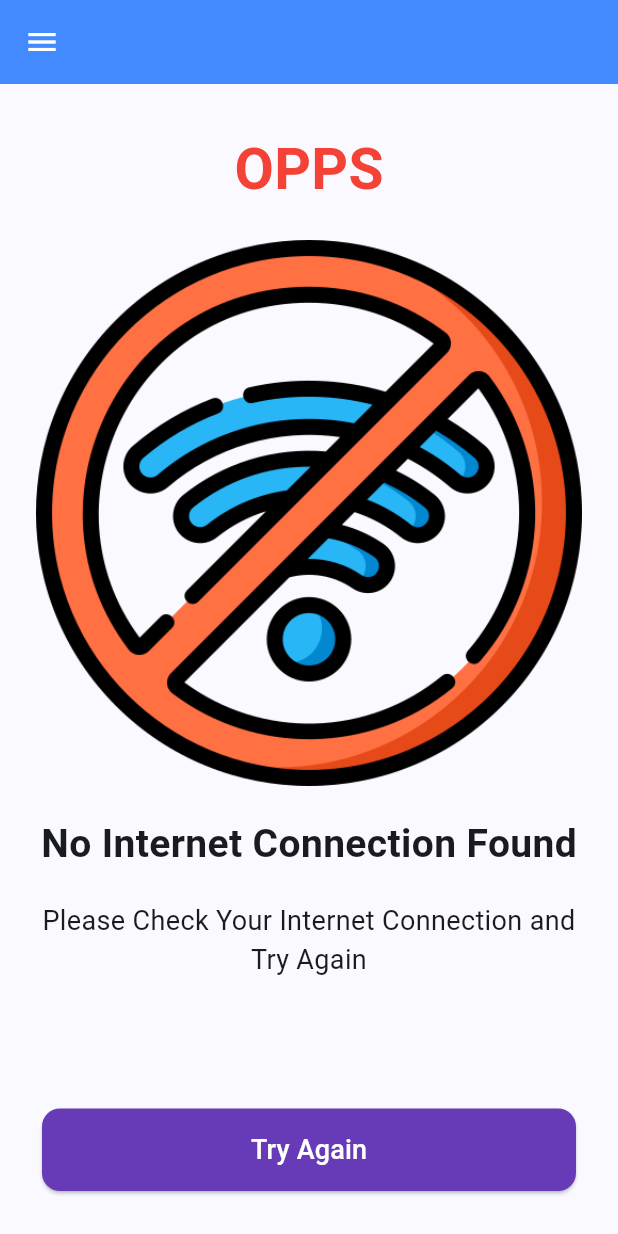
After one commit to Aditya6371/alldemo, a Flutter app: the NoInternet screen opened directly, on a phone screen of 412 x 824 dp. The commit adds this screen. Run offline on Flutter 3.47's test engine with Material 3 defaults, Android fonts, the phone set to English and light mode, and no system bars; our stand-ins replace geolocator, shared_preferences; accounts and stored records are empty.

Commit message:
nointernet screen added

```diff
--- /dev/null
+++ b/lib/noInternet.dart
@@ -0,0 +1,79 @@
+import 'package:alldemo/widget/drawer.dart';
+import 'package:flutter/foundation.dart';
+import 'package:flutter/material.dart';
+
+class NoInternet extends StatefulWidget {
+  const NoInternet({super.key});
+
+  @override
+  State<NoInternet> createState() => _NoInternetState();
+}
+
+class _NoInternetState extends State<NoInternet> {
+  @override
+  Widget build(BuildContext context) {
+    return Scaffold(
+        appBar: AppBar(),
+        drawer: DrawerWidget(),
+        body: Container(
+          padding: const EdgeInsets.symmetric(vertical: 30),
+          height: double.infinity,
+          width: double.infinity,
+          child: Column(
+            mainAxisAlignment: MainAxisAlignment.spaceBetween,
+            children: [
+              SizedBox(
+                child: Column(
+                  children: [
+                    const Text(
+                      "OPPS",
+                      style: TextStyle(
+                          color: Colors.red,
+                          fontWeight: FontWeight.w700,
+                          fontSize: 38),
+                    ),
+                    Padding(
+                      padding: const EdgeInsets.symmetric(
+                          horizontal: 24, vertical: 20),
+                      child: Image.asset(
+                        "assets/no-wifi.png",
+                        fit: BoxFit.contain,
+                      ),
+                    ),
+                    const Text(
+                      "No Internet Connection Found",
+                      style:
+                          TextStyle(fontWeight: FontWeight.w600, fontSize: 26),
+                    ),
+                    const Padding(
+                      padding:
+                          EdgeInsets.symmetric(horizontal: 20, vertical: 20),
+                      child: Text(
+                        textAlign: TextAlign.center,
+                        "Please Check Your Internet Connection and Try Again",
+                        style: TextStyle(
+                            fontWeight: FontWeight.w400, fontSize: 18),
+                      ),
+                    ),
+                  ],
+                ),
+              ),
+              Container(
+                  margin: const EdgeInsets.symmetric(horizontal: 28),
+                  height: 55,
+                  width: double.infinity,
+                  child: ElevatedButton(
+                      style: ElevatedButton.styleFrom(
+                          shape: RoundedRectangleBorder(
+                              borderRadius: BorderRadius.circular(12)),
+                          backgroundColor: Colors.deepPurple),
+                      onPressed: () {},
+                      child: const Text(
+                        "Try Again",
+                        style: TextStyle(color: Colors.white, fontSize: 18),
+                      ))),
+            ],
+          ),
+        ));
+  }
+}
--- a/lib/widget/drawer.dart
+++ b/lib/widget/drawer.dart
@@ -1,5 +1,6 @@
 //import 'package:experiment1/Global%20constant/Global.dart';
 import 'package:alldemo/location.dart';
+import 'package:alldemo/noInternet.dart';
 
 import '../main.dart';
 import '../user.dart';
@@ -46,6 +47,16 @@ class DrawerWidget extends StatelessWidget {
                   context, MaterialPageRoute(builder: (context) => MapDemo()));
             },
           ),
+
+          ListTile(
+            leading: const Icon(
+                Icons.signal_cellular_connected_no_internet_0_bar_sharp),
+            title: const Text("No Internet"),
+            onTap: () {
+               Navigator.push(
+                  context, MaterialPageRoute(builder: (context) => NoInternet()));
+            },
+          ),
           ListTile(
             leading: const Icon(Icons.logout_rounded),
             title: const Text("Log Out"),
--- a/pubspec.yaml
+++ b/pubspec.yaml
@@ -39,6 +39,8 @@ dependencies:
   geolocator: ^8.2.0
   geocoding: ^2.0.4
   shared_preferences: ^2.2.3
+  connectivity_plus: ^6.0.3
+  get: ^4.6.6
 
 dev_dependencies:
   flutter_test:
@@ -63,8 +65,8 @@ flutter:
   uses-material-design: true
 
   # To add assets to your application, add an assets section, like this:
-  # assets:
-  #   - images/a_dot_burr.jpeg
+  assets:
+    - assets/
   #   - images/a_dot_ham.jpeg
 
   # An image asset can refer to one or more resolution-specific "variants", see
```
Also changed, not shown: lib/utils/CheckInternet.dart (added, +29 -0 lines), assets/no-wifi.png (added), pubspec.lock, 3 other files.
